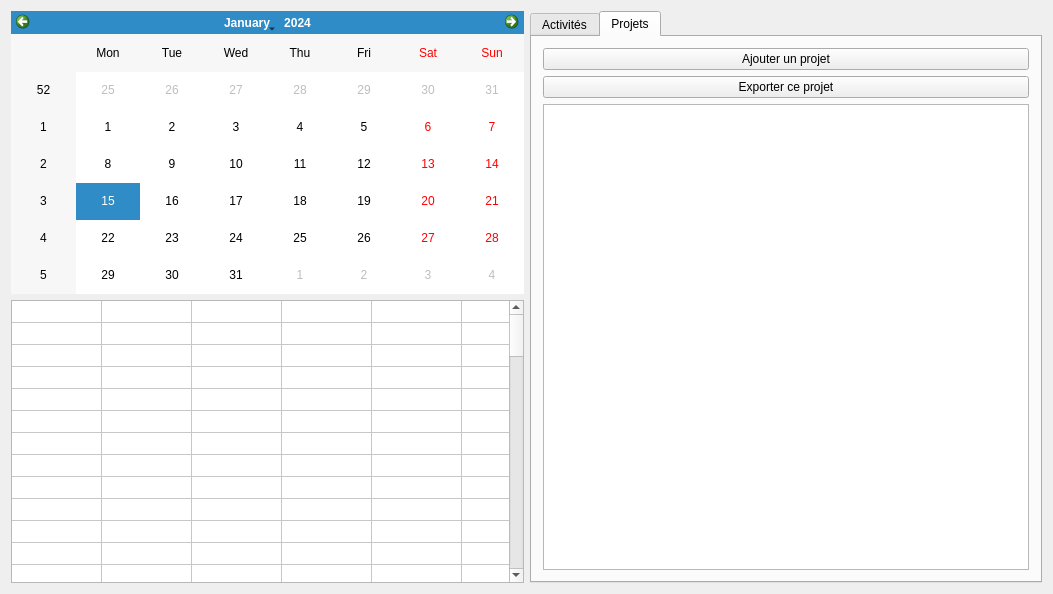
First picture: the form in App/ProCal/ui/mainWindow.ui, repository sd65/ProCal, before the edit.
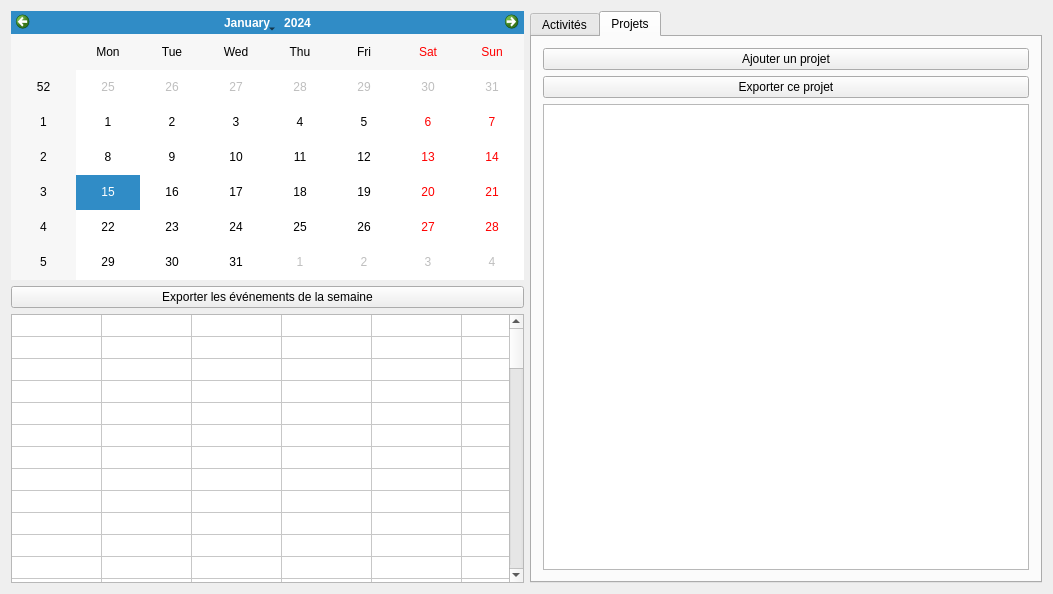
Second picture: the form after the edit. Icons and pictures are not drawn. Custom widgets are drawn as their Qt base class.

Commit message: Ok export week

The edit to the form file:
```diff
--- a/App/ProCal/ui/mainWindow.ui
+++ b/App/ProCal/ui/mainWindow.ui
@@ -49,6 +49,17 @@
         </property>
        </widget>
       </item>
+      <item>
+       <widget class="QPushButton" name="exportWeek">
+        <property name="text">
+         <string>Exporter les événements de la semaine</string>
+        </property>
+        <property name="icon">
+         <iconset resource="icons/iconsressourcefile.qrc">
+          <normaloff>:/document-save.svg</normaloff>:/document-save.svg</iconset>
+        </property>
+       </widget>
+      </item>
       <item>
        <widget class="QTableWidget" name="vueHebdomadaire">
         <property name="font">
```
The commit also changes 5 other files.
